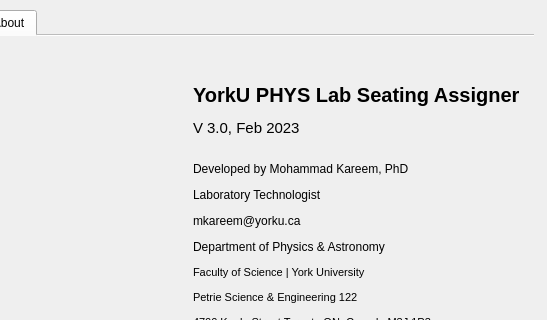
The window that YorkULabSeating_v4.ui (tdgskinner/yorku-phys-lab-seating) describes before a commit, drawn with Qt 5; both pictures show x 207 to 754 and y 0 to 320 of the 754 by 525 pixel window.
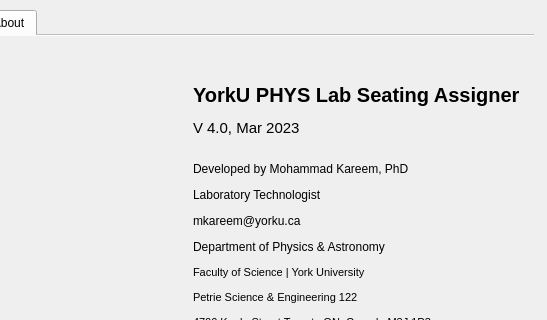
The same window after the commit. The open tabs and pages were chosen to show the change. Icons and pictures are not drawn.

```diff
--- a/YorkULabSeating_v4.ui
+++ b/YorkULabSeating_v4.ui
@@ -721,7 +721,7 @@
        </font>
       </property>
       <property name="text">
-       <string>&lt;html&gt;&lt;head/&gt;&lt;body&gt;&lt;p&gt;&lt;span style=&quot; font-size:15pt; font-weight:600;&quot;&gt;YorkU PHYS Lab Seating Assigner&lt;/span&gt;&lt;/p&gt;&lt;p&gt;&lt;span style=&quot; font-size:11pt;&quot;&gt;V 3.0, Feb 2023&lt;/span&gt;&lt;br/&gt;&lt;/p&gt;&lt;p&gt;Developed by Mohammad Kareem, PhD&lt;/p&gt;&lt;p&gt;&lt;span style=&quot; font-family:'Calibri,sans-serif'; color:#000000;&quot;&gt;Laboratory Technologist&lt;/span&gt;&lt;/p&gt;&lt;p&gt;mkareem@yorku.ca&lt;/p&gt;&lt;p&gt;Department of Physics &amp;amp; Astronomy&lt;/p&gt;&lt;p&gt;&lt;span style=&quot; font-size:8.5pt; color:#000000;&quot;&gt;Faculty of Science | &lt;/span&gt;&lt;span style=&quot; font-size:8.5pt; color:#000000; text-transform:uppercase;&quot;&gt;York University&lt;/span&gt;&lt;/p&gt;&lt;p&gt;&lt;span style=&quot; font-size:8.5pt; color:#000000;&quot;&gt;Petrie Science &amp;amp; Engineering 122&lt;/span&gt;&lt;/p&gt;&lt;p&gt;&lt;span style=&quot; font-size:8.5pt; color:#000000;&quot;&gt;4700 Keele Street Toronto ON, Canada M3J 1P3&lt;/span&gt;&lt;/p&gt;&lt;/body&gt;&lt;/html&gt;</string>
+       <string>&lt;html&gt;&lt;head/&gt;&lt;body&gt;&lt;p&gt;&lt;span style=&quot; font-size:15pt; font-weight:600;&quot;&gt;YorkU PHYS Lab Seating Assigner&lt;/span&gt;&lt;/p&gt;&lt;p&gt;&lt;span style=&quot; font-size:11pt;&quot;&gt;V 4.0, Mar 2023&lt;/span&gt;&lt;br/&gt;&lt;/p&gt;&lt;p&gt;Developed by Mohammad Kareem, PhD&lt;/p&gt;&lt;p&gt;&lt;span style=&quot; font-family:'Calibri,sans-serif'; color:#000000;&quot;&gt;Laboratory Technologist&lt;/span&gt;&lt;/p&gt;&lt;p&gt;mkareem@yorku.ca&lt;/p&gt;&lt;p&gt;Department of Physics &amp;amp; Astronomy&lt;/p&gt;&lt;p&gt;&lt;span style=&quot; font-size:8.5pt; color:#000000;&quot;&gt;Faculty of Science | &lt;/span&gt;&lt;span style=&quot; font-size:8.5pt; color:#000000; text-transform:uppercase;&quot;&gt;York University&lt;/span&gt;&lt;/p&gt;&lt;p&gt;&lt;span style=&quot; font-size:8.5pt; color:#000000;&quot;&gt;Petrie Science &amp;amp; Engineering 122&lt;/span&gt;&lt;/p&gt;&lt;p&gt;&lt;span style=&quot; font-size:8.5pt; color:#000000;&quot;&gt;4700 Keele Street Toronto ON, Canada M3J 1P3&lt;/span&gt;&lt;/p&gt;&lt;/body&gt;&lt;/html&gt;</string>
       </property>
      </widget>
      <widget class="QLabel" name="label_9">
```
